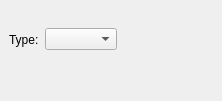
The window that kstars/tools/argsetframetypeindi.ui (KDE/kstars) describes before a commit, drawn with Qt 5.
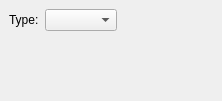
The same window after the commit.

```diff
--- a/kstars/tools/argsetframetypeindi.ui
+++ b/kstars/tools/argsetframetypeindi.ui
@@ -47,8 +47,8 @@
        </property>
        <property name="sizeHint" >
         <size>
-         <width>47</width>
-         <height>61</height>
+         <width>93</width>
+         <height>16</height>
         </size>
        </property>
       </spacer>
@@ -65,7 +65,7 @@
      </property>
      <property name="sizeHint" >
       <size>
-       <width>202</width>
+       <width>204</width>
        <height>16</height>
       </size>
      </property>
```
